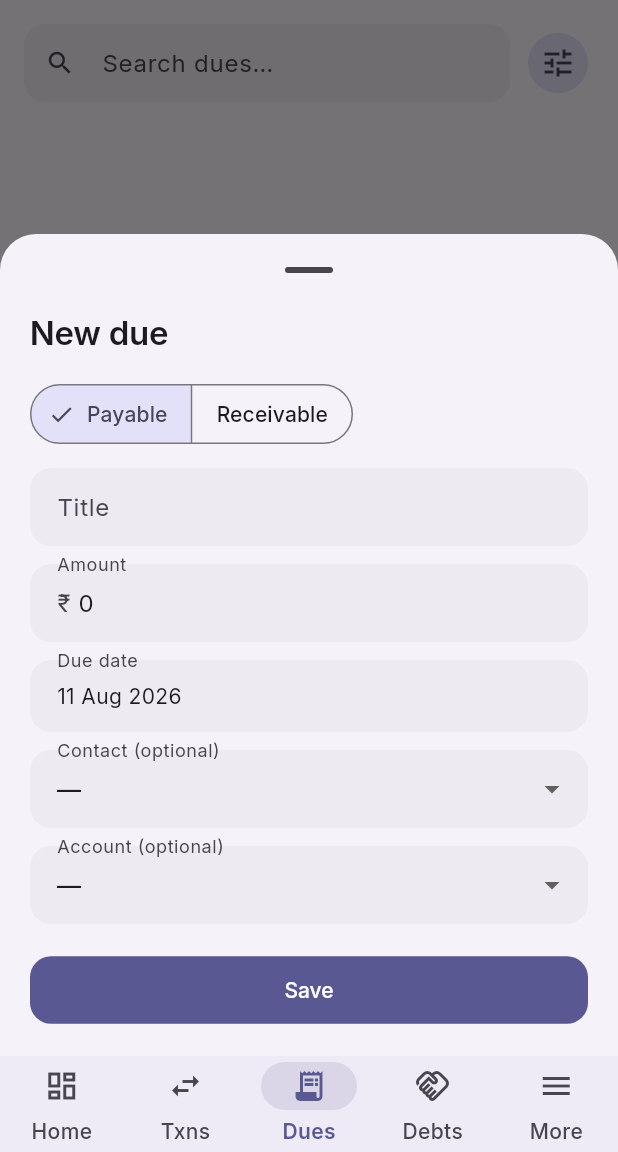
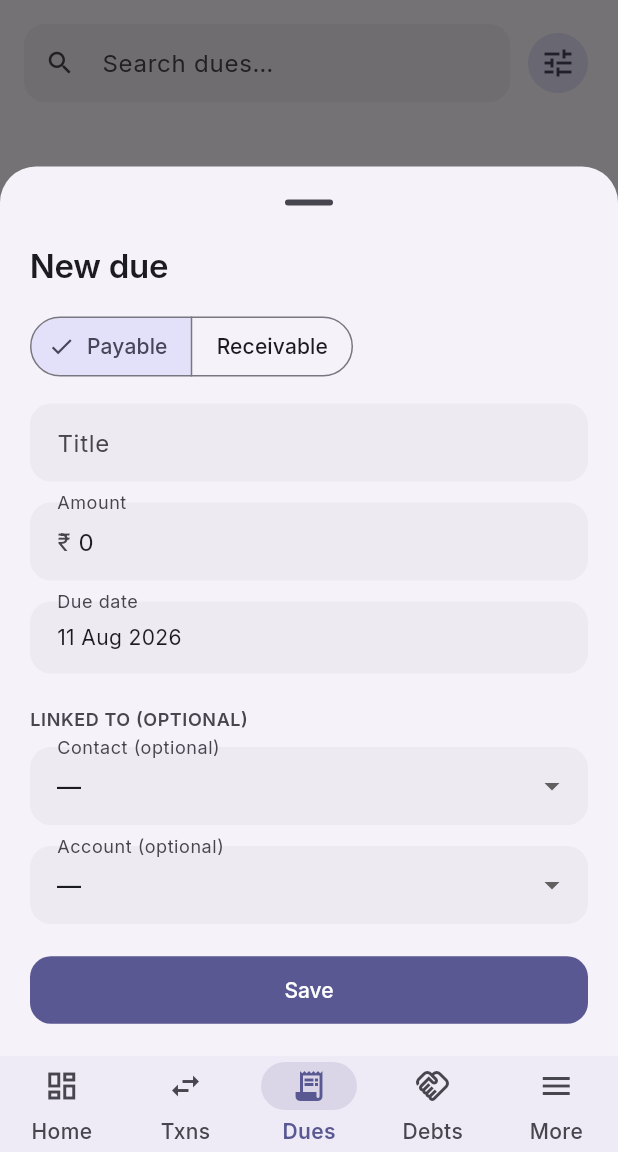
Before and after one commit to TheCoderAS/nizkhata, a Flutter app: the DuesScreen screen opened by its route, after a tap on "Due", on a phone screen of 412 x 824 dp, the part 84-1236 px from its top. Run offline on Flutter 3.47's test engine with Material 3 defaults, Android fonts, the phone set to English and light mode, and no system bars; our stand-ins replace cloud_firestore, firebase_auth, firebase_core, fl_chart, go_router, google_fonts and 3 more; accounts and stored records are empty.

Commit message:
Forms group 2 styling + Android back-button handling
- Forms: section grouping + consistent 14px rhythm + bottom safe-area across account/contact/budget/category/due/debt sheets (no logic changes)
- Back button: from any tab, back returns to Home instead of exiting; on Home, a second back within 2s exits (with a 'Press back again to exit' hint) — fixes the unexpected app exits. Drill-down screens still stack and pop normally.

```diff
--- a/mobile/lib/screens/category_form.dart
+++ b/mobile/lib/screens/category_form.dart
@@ -69,7 +69,8 @@ class _CategoryFormState extends State<_CategoryForm> {
   @override
   Widget build(BuildContext context) {
     return Padding(
-      padding: const EdgeInsets.fromLTRB(20, 4, 20, 20),
+      padding: EdgeInsets.fromLTRB(
+          20, 4, 20, 20 + MediaQuery.of(context).padding.bottom),
       child: SingleChildScrollView(
         child: Form(
           key: _formKey,
@@ -86,7 +87,7 @@ class _CategoryFormState extends State<_CategoryForm> {
                 textCapitalization: TextCapitalization.words,
                 validator: (v) => (v == null || v.trim().isEmpty) ? 'Name is required' : null,
               ),
-              const SizedBox(height: 12),
+              const SizedBox(height: 14),
               SegmentedButton<String>(
                 segments: const [
                   ButtonSegment(value: 'expense', label: Text('Expense')),
--- a/mobile/lib/screens/due_form.dart
+++ b/mobile/lib/screens/due_form.dart
@@ -80,6 +80,19 @@ class _DueFormState extends State<_DueForm> {
     }
   }
 
+  Widget _sectionLabel(String text) => Padding(
+        padding: const EdgeInsets.only(bottom: 10),
+        child: Text(
+          text.toUpperCase(),
+          style: TextStyle(
+            fontSize: 12,
+            fontWeight: FontWeight.w600,
+            letterSpacing: 0.4,
+            color: Theme.of(context).colorScheme.onSurfaceVariant,
+          ),
+        ),
+      );
+
   @override
   Widget build(BuildContext context) {
     final data = context.watch<DataController>();
@@ -87,7 +100,8 @@ class _DueFormState extends State<_DueForm> {
     final accounts = data.accounts;
 
     return Padding(
-      padding: const EdgeInsets.fromLTRB(20, 4, 20, 20),
+      padding: EdgeInsets.fromLTRB(
+          20, 4, 20, 20 + MediaQuery.of(context).padding.bottom),
       child: SingleChildScrollView(
         child: Form(
           key: _formKey,
@@ -106,14 +120,14 @@ class _DueFormState extends State<_DueForm> {
                 selected: {_direction},
                 onSelectionChanged: (s) => setState(() => _direction = s.first),
               ),
-              const SizedBox(height: 12),
+              const SizedBox(height: 14),
               TextFormField(
                 controller: _title,
                 decoration: const InputDecoration(labelText: 'Title'),
                 textCapitalization: TextCapitalization.sentences,
                 validator: (v) => (v == null || v.trim().isEmpty) ? 'Title is required' : null,
               ),
-              const SizedBox(height: 12),
+              const SizedBox(height: 14),
               TextFormField(
                 controller: _amount,
                 decoration: const InputDecoration(labelText: 'Amount', prefixText: '₹ '),
@@ -121,7 +135,7 @@ class _DueFormState extends State<_DueForm> {
                 validator: (v) =>
                     (double.tryParse(v?.trim() ?? '') ?? 0) <= 0 ? 'Enter an amount greater than 0' : null,
               ),
-              const SizedBox(height: 12),
+              const SizedBox(height: 14),
               InkWell(
                 onTap: () async {
                   final picked = await showDatePicker(
@@ -137,7 +151,8 @@ class _DueFormState extends State<_DueForm> {
                   child: Text(formatDate(_dueDate)),
                 ),
               ),
-              const SizedBox(height: 12),
+              const SizedBox(height: 22),
+              _sectionLabel('Linked to (optional)'),
               DropdownButtonFormField<String>(
                 value: _contactId,
                 decoration: const InputDecoration(labelText: 'Contact (optional)'),
@@ -147,7 +162,7 @@ class _DueFormState extends State<_DueForm> {
                 ],
                 onChanged: (v) => setState(() => _contactId = v),
               ),
-              const SizedBox(height: 12),
+              const SizedBox(height: 14),
               DropdownButtonFormField<String>(
                 value: _accountId,
                 decoration: const InputDecoration(labelText: 'Account (optional)'),
--- a/mobile/lib/screens/shell.dart
+++ b/mobile/lib/screens/shell.dart
@@ -1,11 +1,12 @@
 import 'package:flutter/material.dart';
+import 'package:flutter/services.dart';
 import 'package:go_router/go_router.dart';
 import 'package:provider/provider.dart';
 
 import '../state/data_controller.dart';
 import '../state/workspace_controller.dart';
 
-class AppShell extends StatelessWidget {
+class AppShell extends StatefulWidget {
   final Widget child;
   final GoRouterState state;
   const AppShell({super.key, required this.child, required this.state});
@@ -18,10 +19,35 @@ class AppShell extends StatelessWidget {
     ('/more', Icons.menu, Icons.menu, 'More'),
   ];
 
+  @override
+  State<AppShell> createState() => _AppShellState();
+}
+
+class _AppShellState extends State<AppShell> {
+  DateTime? _lastBackAt;
+
   int get _index {
-    final loc = state.matchedLocation;
-    final i = _tabs.indexWhere((t) => loc.startsWith(t.$1));
+    final loc = widget.state.matchedLocation;
+    final i = AppShell._tabs.indexWhere((t) => loc.startsWith(t.$1));
     return i < 0 ? 0 : i;
+  }
+
+  // Android back on a tab: from any tab return to Home first; on Home, require a
+  // second press within 2s to actually exit (so back never exits unexpectedly).
+  void _handleBack() {
+    if (_index != 0) {
+      context.go('/dashboard');
+      return;
+    }
+    final now = DateTime.now();
+    if (_lastBackAt != null && now.difference(_lastBackAt!) < const Duration(seconds: 2)) {
+      SystemNavigator.pop();
+      return;
+    }
+    _lastBackAt = now;
+    ScaffoldMessenger.of(context).showSnackBar(
+      const SnackBar(content: Text('Press back again to exit'), duration: Duration(seconds: 2)),
+    );
   }
 
   @override
@@ -29,19 +55,25 @@ class AppShell extends StatelessWidget {
     final ws = context.watch<WorkspaceController>();
     final data = context.watch<DataController>();
     final title = ws.activeWorkspace?.name ?? 'NizKhata';
-    return Scaffold(
+    return PopScope(
+      // We manage back ourselves (tab → Home, Home → double-press exit).
+      canPop: false,
+      onPopInvokedWithResult: (didPop, _) {
+        if (!didPop) _handleBack();
+      },
+      child: Scaffold(
         appBar: AppBar(
           title: Text(title),
           centerTitle: false,
         ),
         body: (ws.loading || data.loading)
             ? const Center(child: CircularProgressIndicator())
-          : child,
+            : widget.child,
         bottomNavigationBar: NavigationBar(
           selectedIndex: _index,
-        onDestinationSelected: (i) => context.go(_tabs[i].$1),
+          onDestinationSelected: (i) => context.go(AppShell._tabs[i].$1),
           destinations: [
-          for (final t in _tabs)
+            for (final t in AppShell._tabs)
               NavigationDestination(
                 icon: Icon(t.$2),
                 selectedIcon: Icon(t.$3),
@@ -49,6 +81,7 @@ class AppShell extends StatelessWidget {
               ),
           ],
         ),
+      ),
     );
   }
 }
```
Also changed, not shown: mobile/lib/screens/account_form.dart (+31 -13 lines), mobile/lib/screens/budget_form.dart (+4 -3 lines), mobile/lib/screens/contact_form.dart (+25 -10 lines), mobile/lib/screens/debt_form.dart (+25 -9 lines). Lines whose indentation alone changed are shown as unchanged.
